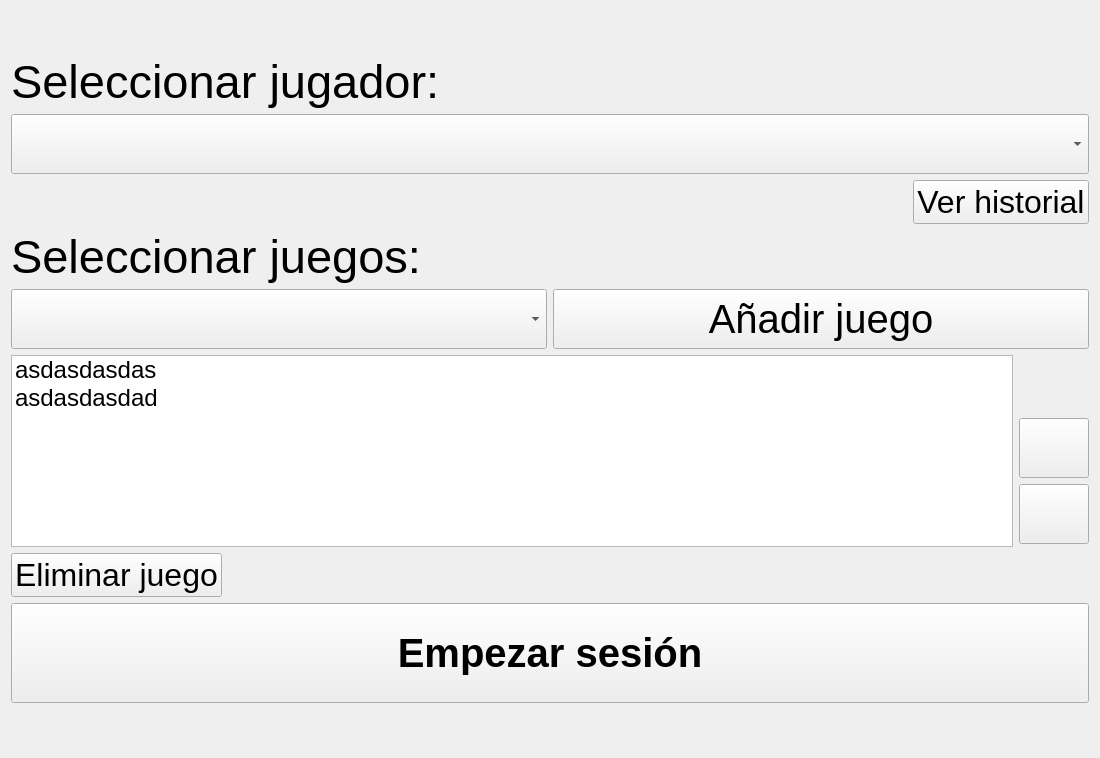
Old version of the form components/gameManager/src/uis/big/usersv2.ui in the repository robocomp/euroage-tv.
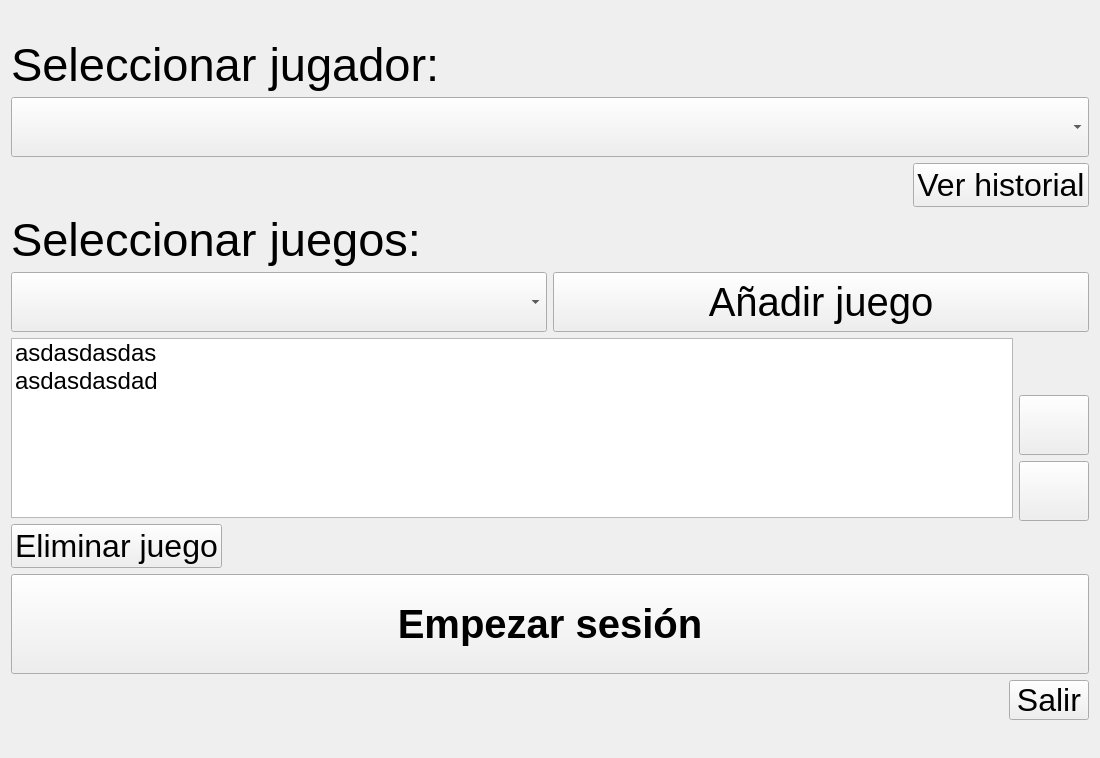
New version of the form. Icons and pictures are not drawn.

Commit message: Added Salir button to the session ui in gameManager

What changed in the file:
```diff
--- a/components/gameManager/src/uis/big/usersv2.ui
+++ b/components/gameManager/src/uis/big/usersv2.ui
@@ -311,6 +311,43 @@
      </item>
     </layout>
    </item>
+   <item>
+    <layout class="QHBoxLayout" name="horizontalLayout_6">
+     <item>
+      <spacer name="horizontalSpacer_3">
+       <property name="orientation">
+        <enum>Qt::Horizontal</enum>
+       </property>
+       <property name="sizeHint" stdset="0">
+        <size>
+         <width>40</width>
+         <height>20</height>
+        </size>
+       </property>
+      </spacer>
+     </item>
+     <item>
+      <widget class="QPushButton" name="quit_button">
+       <property name="minimumSize">
+        <size>
+         <width>0</width>
+         <height>40</height>
+        </size>
+       </property>
+       <property name="font">
+        <font>
+         <pointsize>24</pointsize>
+         <weight>50</weight>
+         <bold>false</bold>
+        </font>
+       </property>
+       <property name="text">
+        <string>Salir</string>
+       </property>
+      </widget>
+     </item>
+    </layout>
+   </item>
    <item>
     <spacer name="verticalSpacer_4">
      <property name="orientation">
```
The commit also changes 2 other files.
